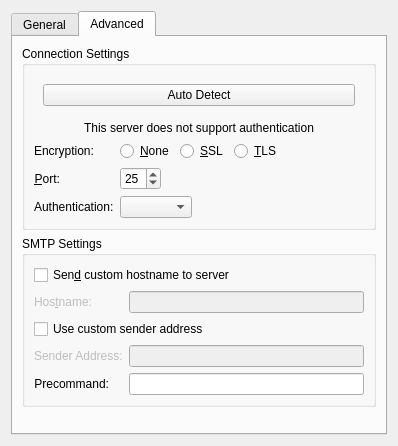
Before: the Qt Designer form src/ui/smtpsettings_desktop.ui in KDE/kmailtransport, drawn with Qt 5.
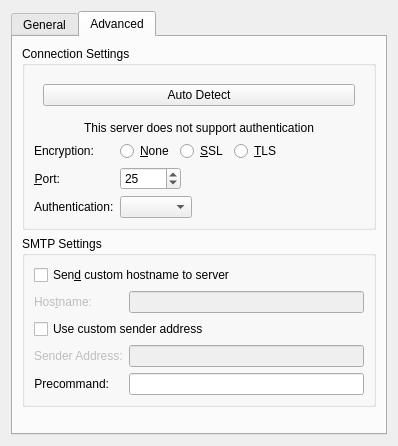
After: the same form once the commit is applied. The open tabs and pages were chosen to show the change. Custom widgets are drawn as their Qt base class.

Commit message: Fix maximum value

Patch:
```diff
--- a/src/ui/smtpsettings_desktop.ui
+++ b/src/ui/smtpsettings_desktop.ui
@@ -260,6 +260,9 @@
               <property name="minimum">
                <number>1</number>
               </property>
+              <property name="maximum">
+               <number>32767</number>
+              </property>
               <property name="value">
                <number>25</number>
               </property>
```
The commit also changes 1 other file.
